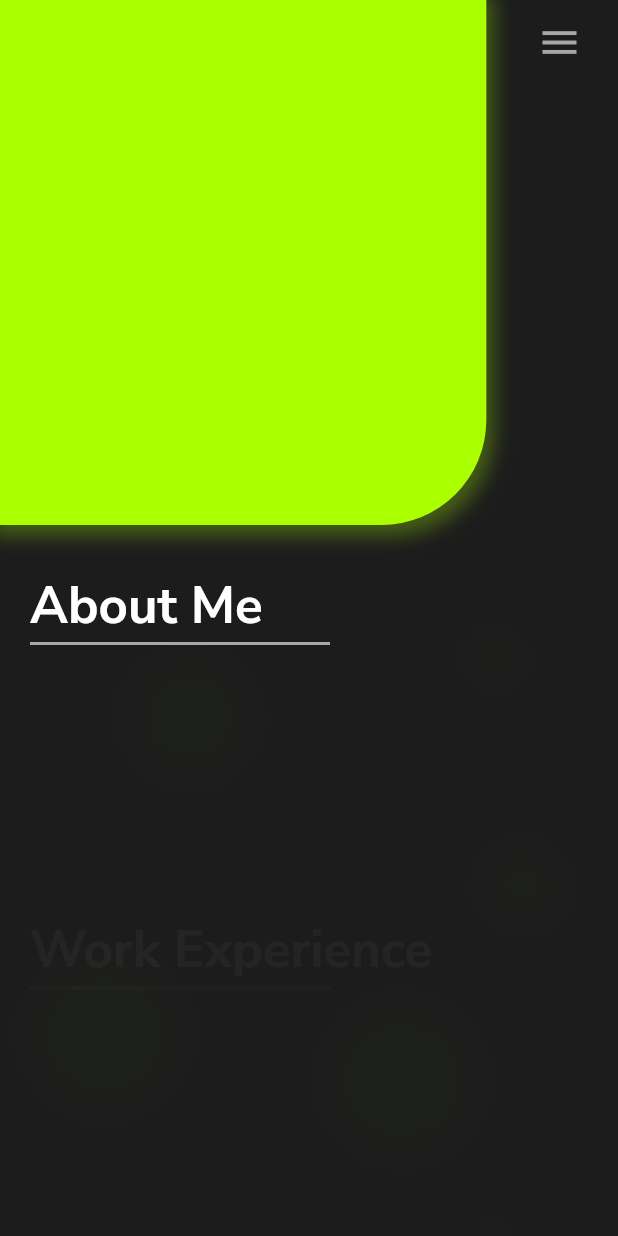
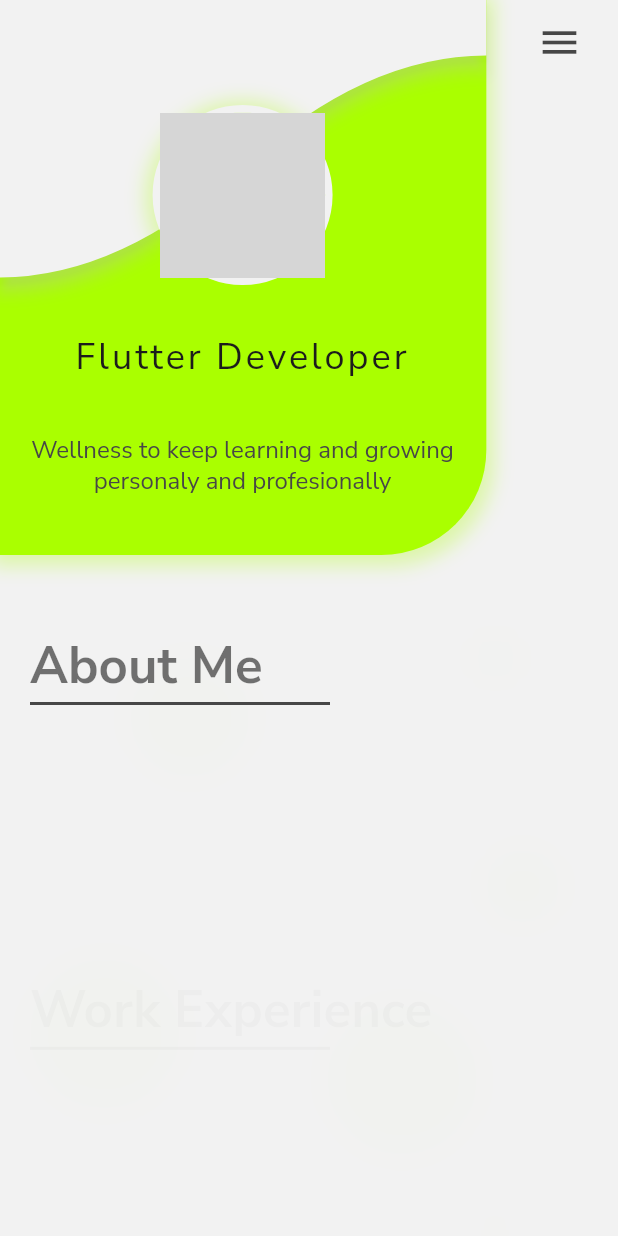
Before and after one commit to medinabotadev/cv_app, a Flutter app: the screen it shows after launch, on a phone screen of 412 x 824 dp. Run offline on Flutter 3.47's test engine with Material 2 defaults, Android fonts, the light colour scheme and no system bars; our stand-ins replace flutter_svg; accounts and stored records are empty; network calls fail; grey boxes are pictures that could not be loaded.

Commit message:
home screen header desing ended

```diff
--- a/lib/main.dart
+++ b/lib/main.dart
@@ -53,12 +53,20 @@ class MyApp extends StatelessWidget {
           ),
           headline5: TextStyle(
             fontFamily: 'NunitoSans',
-            height: 1.0
+            height: 1.0,
+            letterSpacing: 2,
+            color: Color(0XFF1C1C1C)
           ),
           headline6: TextStyle(
             fontFamily: 'NunitoSans',
+            fontWeight: FontWeight.w900,
             height: 1.0
           ),
+          subtitle1: TextStyle(
+            fontFamily: 'NunitoSans',
+            height: 1.3,
+            color: Color(0xFF474747)
+          )
         )
       ),
       darkTheme: ThemeData(
@@ -100,19 +108,26 @@ class MyApp extends StatelessWidget {
             fontFamily: 'NunitoSans',
             color: Color(0xFFFFFFFF),
             fontWeight: FontWeight.w700,
-            height: 1.4
+            height: 1.4,
           ),
           headline5: TextStyle(
             fontFamily: 'NunitoSans',
-            height: 1.0
+            height: 1.0,
+            letterSpacing: 2,
+            color: Color(0XFF1C1C1C)
           ),
           headline6: TextStyle(
             fontFamily: 'NunitoSans',
             height: 1.0
           ),
+          subtitle1: TextStyle(
+            fontFamily: 'NunitoSans',
+            height: 1.3,
+            color: Color(0xFF474747)
+          )
         )
       ),
-      themeMode: ThemeMode.dark,
+      themeMode: ThemeMode.system,
       initialRoute: '/SplashScreen',
       onGenerateRoute: RouteGenerator.generateRoute,
     );
--- /dev/null
+++ b/lib/src/models/user.dart
@@ -0,0 +1,37 @@
+import 'package:flutter/material.dart';
+
+class User {
+  late String name;
+  late String lastName;
+  String?     occupation;
+  String?     bio;
+  String?     photoUrl;
+
+  User();
+
+  User.fromJson(Map<String, dynamic> jsonMap){
+    try {
+      name        = jsonMap['name']       ?? '';
+      lastName    = jsonMap['lastName']   ?? '';
+      occupation  = jsonMap['occupation'] ?? '';
+      photoUrl    = jsonMap['photoUrl']   ?? '';
+      bio         = jsonMap['bio']        ?? '';
+    } catch (e) {
+      debugPrint('User model: ' + e.toString());
+    }
+  }
+
+  String getInitials(){
+    return name.split('')[0] + lastName.split('')[0];
+  }
+
+  User listenMainUser(){
+    return User.fromJson({
+      'name'        : 'Jesus',
+      'lastName'    : 'Medina',
+      'occupation'  : 'Flutter Developer',
+      'photoUrl'    : 'https://avatars.githubusercontent.com/u/63433433?s=400&u=9b658c6b3ba9d96b76381f72bc80f82262e3e0da&v=4',
+      'bio'         : 'Wellness to keep learning and growing personaly and profesionally'
+    });
+  }
+}
--- a/lib/src/providers/home_screen_provider.dart
+++ b/lib/src/providers/home_screen_provider.dart
@@ -1,3 +1,5 @@
+import '../models/user.dart';
+
 import '../models/section.dart';
 
 class HomeScreenProvider{
@@ -9,4 +11,10 @@ class HomeScreenProvider{
     }
     return sections;
   }
+
+  User getMainUser(){
+    User _user = User();
+    _user = _user.listenMainUser();
+    return _user;
+  }
 }
--- a/lib/src/screens/home_screen.dart
+++ b/lib/src/screens/home_screen.dart
@@ -2,6 +2,8 @@ import 'dart:ui';
 import 'package:flutter/material.dart';
 import 'package:flutter/painting.dart';
 import 'package:flutter/rendering.dart';
+import '../widgets/home_screen_header_elements.dart';
+import '../models/user.dart';
 
 import '../widgets/home_screen_section.dart';
 import '../models/section.dart';
@@ -19,11 +21,13 @@ class HomeScreen extends StatefulWidget {
 class _HomeScreenState extends State<HomeScreen> with TickerProviderStateMixin{
   HomeScreenProvider homeScreenProvider = HomeScreenProvider();
   List<Section>      sections           = [];
+  late User user;
   @override
   void initState() {
     homeScreenProvider.getSections().forEach((Section section){
       sections.add(section);
     });
+    user = homeScreenProvider.getMainUser();
     super.initState();
   }
   @override
@@ -48,8 +52,9 @@ class _HomeScreenState extends State<HomeScreen> with TickerProviderStateMixin{
           const HomeScreenBackground(),
           HomeScreenHeader(
             child: Container(
+              // padding: const EdgeInsets.only(top: 70.0),
               width: 325.0,
-              height: 350.0,
+              height: 370.0,
               decoration: BoxDecoration(
                 color: Theme.of(context).primaryColor,
                 borderRadius: const BorderRadius.only(bottomRight: Radius.circular(70)),
@@ -61,6 +66,7 @@ class _HomeScreenState extends State<HomeScreen> with TickerProviderStateMixin{
                       offset: const Offset(0, 2)),
                 ],
               ),
+              child: HomeScreenHeaderElements(user: user),
             ),
           ),
           HomeScreenSection(
--- /dev/null
+++ b/lib/src/widgets/home_screen_header_elements.dart
@@ -0,0 +1,98 @@
+import 'package:flutter/material.dart';
+import 'package:flutter/rendering.dart';
+import '../models/user.dart';
+
+class HomeScreenHeaderElements extends StatefulWidget {
+  final User user;
+  const HomeScreenHeaderElements({
+    Key? key,
+    required this.user,
+  }) : super(key: key);
+
+  @override
+  State<HomeScreenHeaderElements> createState() => _HomeScreenHeaderElementsState();
+}
+
+class _HomeScreenHeaderElementsState extends State<HomeScreenHeaderElements> {
+  @override
+  Widget build(BuildContext context) {
+    return SafeArea(
+      top: false,
+      left: false,
+      right: false,
+      bottom: false,
+      child: Stack(
+        alignment: Alignment.center,
+        fit: StackFit.expand,
+        children: [
+          CustomPaint(
+            painter: _HeaderWaver(waveColor: Theme.of(context).scaffoldBackgroundColor),
+          ),
+          Column(
+            mainAxisAlignment: MainAxisAlignment.spaceBetween,
+            children: <Widget>[
+              Container(
+                  margin: const EdgeInsets.only(top: 70.0),
+                  width: 120.0,
+                  height: 120.0,
+                  decoration: BoxDecoration(
+                    color: Colors.transparent,
+                    boxShadow: [
+                      BoxShadow(
+                        color: Theme.of(context).primaryColor.withOpacity(0.3),
+                        spreadRadius: 5,
+                        blurRadius: 10,
+                        offset: const Offset(0, 2)),
+                      ],
+                    border: Border.all(
+                      color: Theme.of(context).scaffoldBackgroundColor,
+                      width: 5.0
+                    ),
+                    shape: BoxShape.circle
+                  ),
+                  child: CircleAvatar(
+                    backgroundColor: Theme.of(context).scaffoldBackgroundColor,
+                    child: Text(widget.user.getInitials(), style: Theme.of(context).textTheme.headline4,),
+                    foregroundImage: NetworkImage(widget.user.photoUrl!)
+                  ),
+                ),
+                Text(widget.user.occupation!, textAlign: TextAlign.center, style: Theme.of(context).textTheme.headline5,),
+                Padding(padding: const EdgeInsets.symmetric(horizontal: 5.0), child: Text(widget.user.bio!, textAlign: TextAlign.center, style: Theme.of(context).textTheme.subtitle1)),
+                const Flexible(child: SizedBox())
+            ]
+          ),
+        ],
+      ),
+    );
+  }
+}
+
+class _HeaderWaver extends CustomPainter{
+  final Color waveColor;
+  _HeaderWaver({
+    required this.waveColor,
+  });
+  @override
+  void paint(Canvas canvas, Size size) {
+    final brush             = Paint();
+          brush.strokeWidth = 5.0;
+          brush.color       = waveColor;
+          brush.style       = PaintingStyle.fill;
+
+    final path              = Path();
+          path.moveTo(0, size.height * 0.50);
+          path.quadraticBezierTo(size.width * 0.25, size.height * 0.50, size.width * 0.50, size.height * 0.30);
+          path.quadraticBezierTo(size.width * 0.75, size.height * 0.10, size.width, size.height * 0.10);
+          path.lineTo(size.width, 0);
+          path.lineTo(0, 0);
+
+    canvas.drawShadow(path.shift(const Offset(0, 4)), waveColor.withOpacity(0.5), 4.0, true);
+    canvas.drawPath(path, brush);
+  }
+
+  @override
+  bool shouldRepaint(covariant CustomPainter oldDelegate) {
+    return true;
+  }
+
+}
--- a/lib/src/widgets/home_screen_section.dart
+++ b/lib/src/widgets/home_screen_section.dart
@@ -99,7 +99,7 @@ class _HomeScreenSectionState extends State<HomeScreenSection> with TickerProvid
   Widget build(BuildContext context) {
     animationController.forward();
     return  Positioned(
-      top: 380.0,
+      top: 420.0,
       left: 20.0,
       child: Column(
         mainAxisAlignment: MainAxisAlignment.spaceBetween,
```
Also changed, not shown: lib/src/widgets/home_screen_section_divider.dart (deleted).
